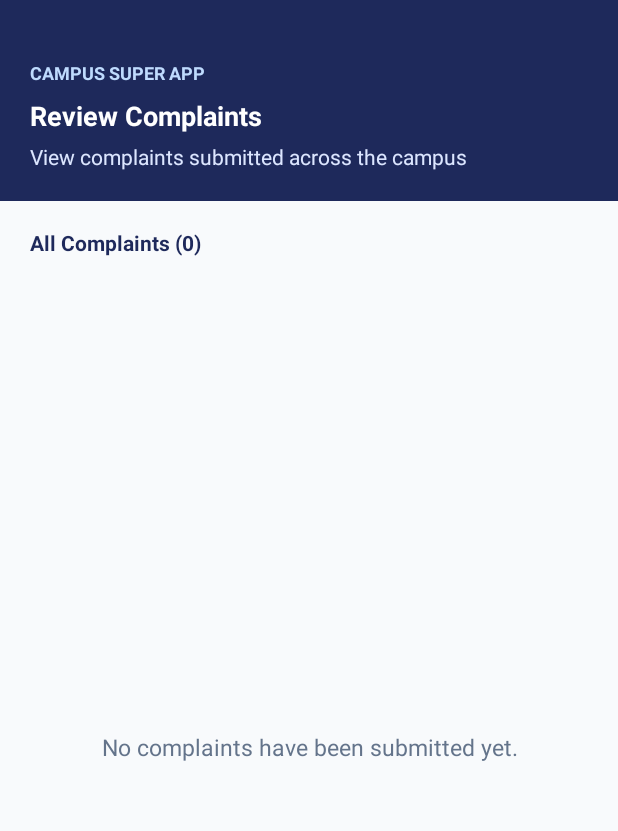
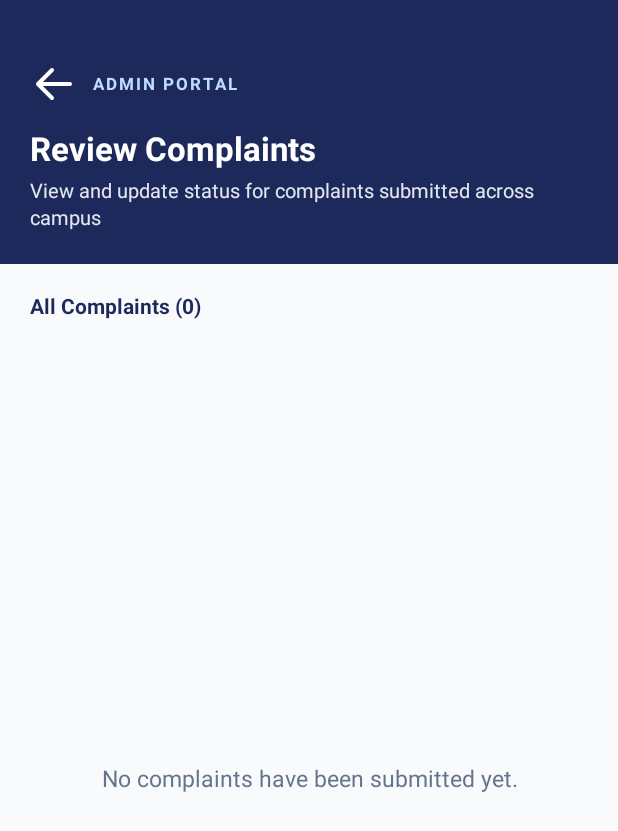
Before and after one commit to Ansa0112/Campus-Super-App, an Android app: the AdminComplaintsActivity screen opened directly, with no data from a screen before it, on a phone screen of 412 x 824 dp. Shown: the top 831 px of the screen. Run offline under Robolectric (Android 15) with nearby library versions, the phone set to English and light mode, and no system bars; our stand-ins replace Firebase (no records; nobody signed in at launch, a user with empty details on screens opened directly).

Commit message:
Update admin complaints screen

```diff
--- a/app/src/main/java/com/example/campussuperapp/AdminComplaintsActivity.java
+++ b/app/src/main/java/com/example/campussuperapp/AdminComplaintsActivity.java
@@ -37,6 +37,11 @@ public class AdminComplaintsActivity extends AppCompatActivity {
     protected void onCreate(Bundle savedInstanceState) {
         super.onCreate(savedInstanceState);
         setContentView(R.layout.activity_admin_complaints);
+
+        ImageView ivBack = findViewById(R.id.ivBack);
+        if (ivBack != null) {
+            ivBack.setOnClickListener(v -> finish());
+        }
 
         tvCount = findViewById(R.id.tvAdminComplaintsCount);
         tvMessage = findViewById(R.id.tvAdminComplaintsMessage);
--- a/app/src/main/res/layout/activity_admin_complaints.xml
+++ b/app/src/main/res/layout/activity_admin_complaints.xml
@@ -11,37 +11,62 @@
         android:layout_width="0dp"
         android:layout_height="wrap_content"
         android:orientation="vertical"
-        android:padding="20dp"
         android:background="#1E295B"
+        android:paddingHorizontal="20dp"
+        android:paddingTop="40dp"
+        android:paddingBottom="22dp"
         app:layout_constraintTop_toTopOf="parent"
         app:layout_constraintStart_toStartOf="parent"
         app:layout_constraintEnd_toEndOf="parent">
 
+        <!-- Top Bar with Back Arrow and Tag -->
+        <RelativeLayout
+            android:layout_width="match_parent"
+            android:layout_height="wrap_content">
+
+            <ImageView
+                android:id="@+id/ivBack"
+                android:layout_width="32dp"
+                android:layout_height="32dp"
+                android:layout_alignParentStart="true"
+                android:layout_centerVertical="true"
+                android:background="?attr/selectableItemBackgroundBorderless"
+                android:src="@drawable/ic_back"
+                app:tint="#FFFFFF"
+                android:contentDescription="Back"
+                android:clickable="true"
+                android:focusable="true" />
+
+            <TextView
+                android:layout_width="wrap_content"
+                android:layout_height="wrap_content"
+                android:layout_centerVertical="true"
+                android:layout_marginStart="10dp"
+                android:layout_toEndOf="@id/ivBack"
+                android:text="ADMIN PORTAL"
+                android:textColor="#BFDBFE"
+                android:textSize="11sp"
+                android:textStyle="bold"
+                android:letterSpacing="0.12" />
+        </RelativeLayout>
+
         <TextView
-            android:layout_width="wrap_content"
+            android:layout_width="match_parent"
             android:layout_height="wrap_content"
-            android:text="CAMPUS SUPER APP"
-            android:textColor="#BFDBFE"
-            android:textSize="12sp"
-            android:layout_marginTop="20dp"
+            android:layout_marginTop="12dp"
+            android:text="Review Complaints"
+            android:textColor="#FFFFFF"
+            android:textSize="22sp"
             android:textStyle="bold" />
 
         <TextView
             android:layout_width="match_parent"
             android:layout_height="wrap_content"
-            android:layout_marginTop="8dp"
-            android:text="Review Complaints"
-            android:textColor="#FFFFFF"
-            android:textSize="18sp"
-            android:textStyle="bold" />
-
-        <TextView
-            android:layout_width="match_parent"
-            android:layout_height="wrap_content"
-            android:layout_marginTop="5dp"
-            android:text="View complaints submitted across the campus"
-            android:textColor="#DCE6FF"
-            android:textSize="14sp" />
+            android:layout_marginTop="4dp"
+            android:text="View and update status for complaints submitted across campus"
+            android:textColor="#E2E8F0"
+            android:textSize="13sp"
+            android:lineSpacingExtra="2dp" />
     </LinearLayout>
 
     <TextView
```
